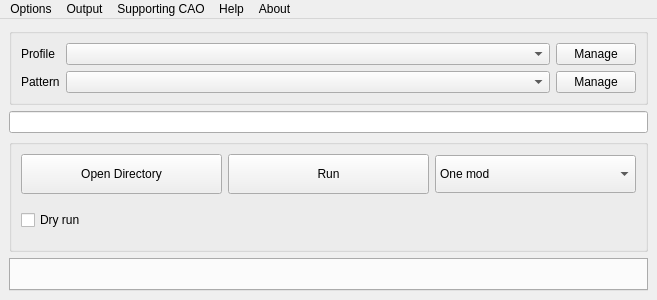
First picture: the form in src/gui/MainWindow.ui, repository Guekka/cathedral-assets-optimizer, before the edit.
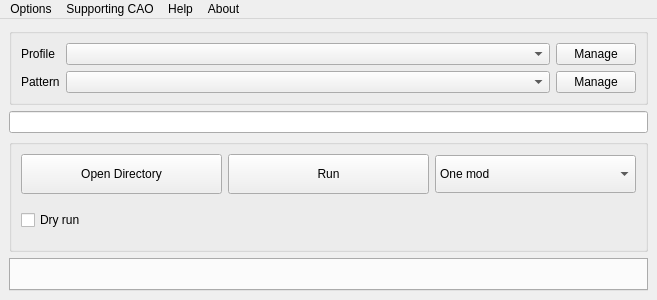
Second picture: the form after the edit.

Commit message: feat: some MainWindow changes

Diff of the .ui file:
```diff
--- a/src/gui/MainWindow.ui
+++ b/src/gui/MainWindow.ui
@@ -295,13 +295,6 @@
     <addaction name="actionDocumentation"/>
     <addaction name="actionDiscord"/>
    </widget>
-   <widget class="QMenu" name="menuOutput">
-    <property name="title">
-     <string>Output</string>
-    </property>
-    <addaction name="actionRedirect_output"/>
-    <addaction name="actionSet_output_path"/>
-   </widget>
    <widget class="QMenu" name="menuDonate">
     <property name="title">
      <string>Supporting CAO</string>
@@ -316,7 +309,6 @@
     <addaction name="actionAbout_Qt"/>
    </widget>
    <addaction name="menuTools"/>
-   <addaction name="menuOutput"/>
    <addaction name="menuDonate"/>
    <addaction name="menuHelp"/>
    <addaction name="menuAbout"/>
```
Left out of the diff: 29 changed lines with no effect on the pictures. Lines whose indentation alone changed are shown as unchanged. The commit also changes 2 other files.
